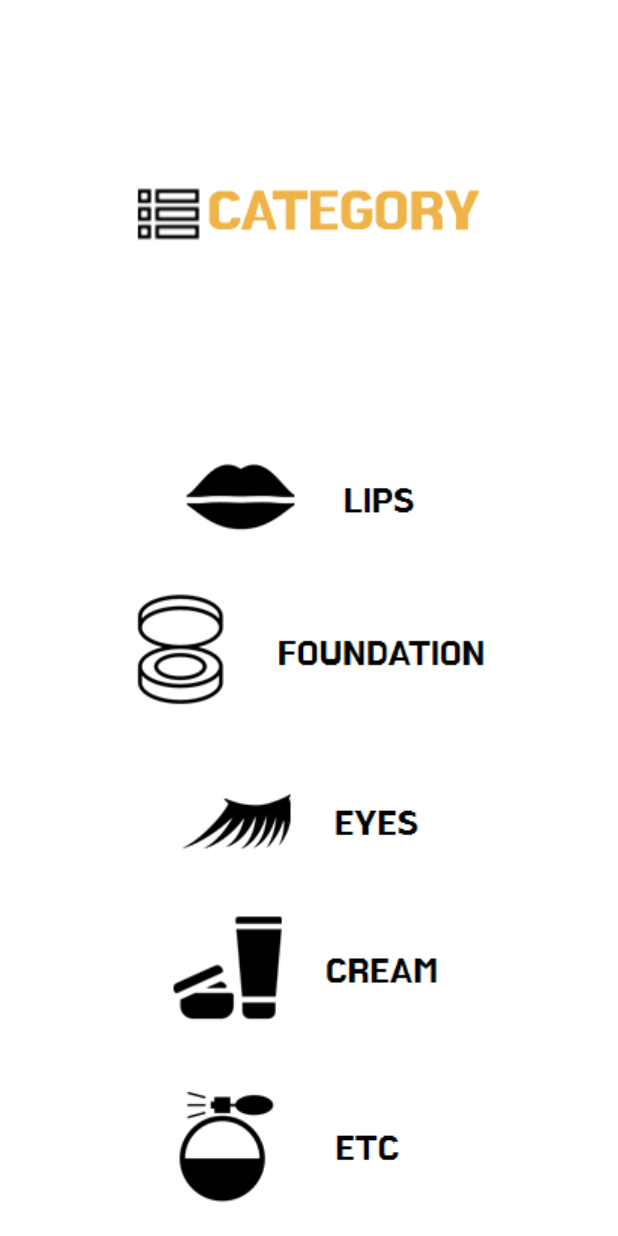
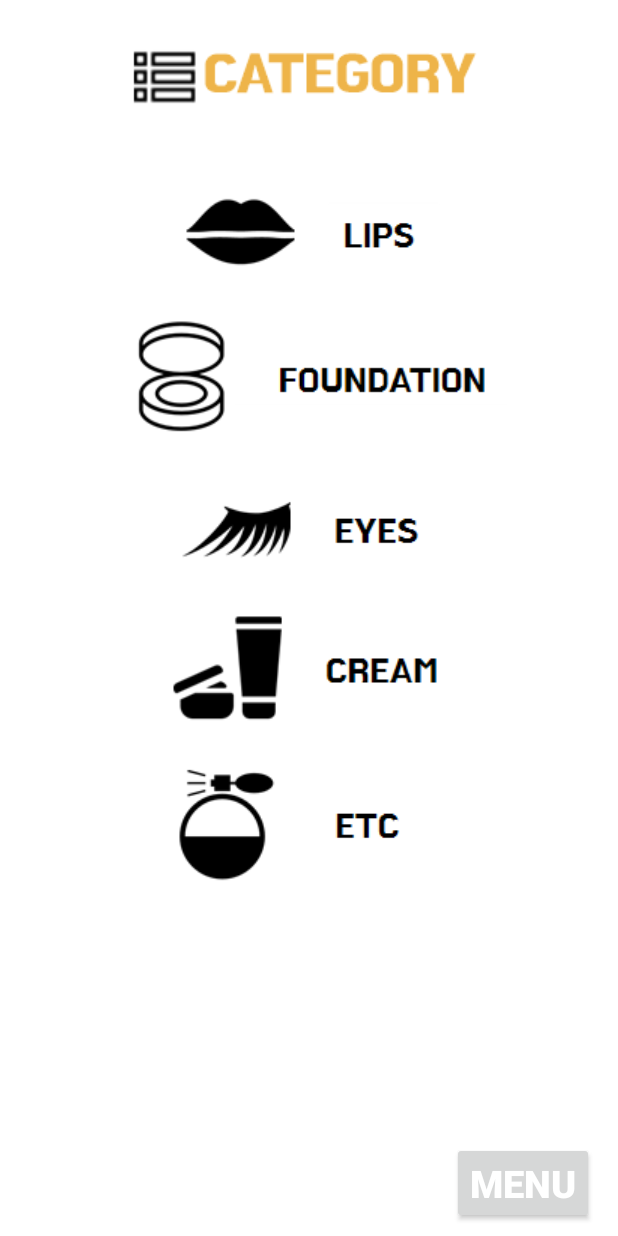
Before and after one commit to Hongkibin/Example, an Android app: the Category screen opened directly, with no data from a screen before it, on a phone screen of 412 x 824 dp. Run offline under Robolectric (Android 15) with nearby library versions, the phone set to English and light mode, and no system bars; network calls fail.

Commit message:
Commit Message

```diff
--- a/app/src/main/java/org/techtown/example/Category.java
+++ b/app/src/main/java/org/techtown/example/Category.java
@@ -4,6 +4,7 @@ import android.content.Intent;
 import android.support.v7.app.AppCompatActivity;
 import android.os.Bundle;
 import android.view.View;
+import android.widget.Button;
 import android.widget.ImageButton;
 
 public class Category extends AppCompatActivity {
@@ -62,6 +63,13 @@ public class Category extends AppCompatActivity {
                 startActivity(intent21);
             }
         });
-
+        Button button10 = (Button) findViewById(R.id.button10);
+        button10.setOnClickListener(new View.OnClickListener() {
+            @Override
+            public void onClick(View v) {
+                Intent intent28 = new Intent(getApplicationContext(), MenuActivity.class);
+                startActivityForResult(intent28, 101);
+            }
+        });
 }
   }
--- a/app/src/main/res/layout/activity_category.xml
+++ b/app/src/main/res/layout/activity_category.xml
@@ -5,12 +5,13 @@
     android:layout_width="match_parent"
     android:layout_height="match_parent"
     android:background="@color/colorWhite"
-    tools:context=".Category">
+    tools:context=".Category"
+    tools:layout_editor_absoluteY="25dp">
 
     <ImageButton
         android:id="@+id/imageButton3"
         android:layout_width="378dp"
-        android:layout_height="95dp"
+        android:layout_height="90dp"
         android:layout_marginEnd="8dp"
         android:layout_marginLeft="8dp"
         android:layout_marginRight="8dp"
@@ -25,16 +26,14 @@
     <ImageButton
         android:id="@+id/imageButton4"
         android:layout_width="378dp"
-        android:layout_height="95dp"
-        android:layout_marginBottom="8dp"
+        android:layout_height="90dp"
         android:layout_marginEnd="8dp"
         android:layout_marginLeft="8dp"
         android:layout_marginRight="8dp"
         android:layout_marginStart="8dp"
+        android:layout_marginTop="8dp"
         android:background="@color/colorWhite"
-        app:layout_constraintBottom_toTopOf="@+id/imageButton5"
         app:layout_constraintEnd_toEndOf="parent"
-        app:layout_constraintHorizontal_bias="0.47"
         app:layout_constraintStart_toStartOf="parent"
         app:layout_constraintTop_toBottomOf="@+id/imageButton3"
         app:srcCompat="@drawable/foundation" />
@@ -42,46 +41,43 @@
     <ImageButton
         android:id="@+id/imageButton5"
         android:layout_width="378dp"
-        android:layout_height="95dp"
-        android:layout_marginBottom="8dp"
-        android:layout_marginEnd="8dp"
-        android:layout_marginLeft="8dp"
-        android:layout_marginRight="8dp"
-        android:layout_marginStart="8dp"
-        android:background="@color/colorWhite"
-        app:layout_constraintBottom_toTopOf="@+id/imageButton6"
-        app:layout_constraintEnd_toEndOf="parent"
-        app:layout_constraintStart_toStartOf="parent"
-        app:srcCompat="@drawable/eye" />
-
-    <ImageButton
-        android:id="@+id/imageButton6"
-        android:layout_width="378dp"
-        android:layout_height="95dp"
-        android:layout_marginBottom="129dp"
-        android:layout_marginEnd="8dp"
-        android:layout_marginLeft="8dp"
-        android:layout_marginRight="8dp"
-        android:layout_marginStart="8dp"
-        android:background="@color/colorWhite"
-        app:layout_constraintBottom_toBottomOf="parent"
-        app:layout_constraintEnd_toEndOf="parent"
-        app:layout_constraintStart_toStartOf="parent"
-        app:layout_constraintTop_toBottomOf="@+id/imageButton"
-        app:srcCompat="@drawable/lotion" />
-
-    <ImageButton
-        android:id="@+id/imageButton7"
-        android:layout_width="378dp"
-        android:layout_height="95dp"
-        android:layout_marginBottom="8dp"
+        android:layout_height="90dp"
         android:layout_marginEnd="8dp"
         android:layout_marginLeft="8dp"
         android:layout_marginRight="8dp"
         android:layout_marginStart="8dp"
         android:layout_marginTop="8dp"
         android:background="@color/colorWhite"
-        app:layout_constraintBottom_toBottomOf="parent"
+        app:layout_constraintEnd_toEndOf="parent"
+        app:layout_constraintStart_toStartOf="parent"
+        app:layout_constraintTop_toBottomOf="@+id/imageButton4"
+        app:srcCompat="@drawable/eye" />
+
+    <ImageButton
+        android:id="@+id/imageButton6"
+        android:layout_width="378dp"
+        android:layout_height="90dp"
+        android:layout_marginEnd="8dp"
+        android:layout_marginLeft="8dp"
+        android:layout_marginRight="8dp"
+        android:layout_marginStart="8dp"
+        android:layout_marginTop="8dp"
+        android:background="@color/colorWhite"
+        app:layout_constraintEnd_toEndOf="parent"
+        app:layout_constraintStart_toStartOf="parent"
+        app:layout_constraintTop_toBottomOf="@+id/imageButton5"
+        app:srcCompat="@drawable/lotion" />
+
+    <ImageButton
+        android:id="@+id/imageButton7"
+        android:layout_width="378dp"
+        android:layout_height="90dp"
+        android:layout_marginEnd="8dp"
+        android:layout_marginLeft="8dp"
+        android:layout_marginRight="8dp"
+        android:layout_marginStart="8dp"
+        android:layout_marginTop="8dp"
+        android:background="@color/colorWhite"
         app:layout_constraintEnd_toEndOf="parent"
         app:layout_constraintStart_toStartOf="parent"
         app:layout_constraintTop_toBottomOf="@+id/imageButton6"
@@ -89,18 +85,38 @@
 
     <ImageButton
         android:id="@+id/imageButton"
-        android:layout_width="413dp"
-        android:layout_height="0dp"
-        android:layout_marginBottom="325dp"
+        android:layout_width="400dp"
+        android:layout_height="100dp"
+        android:layout_marginEnd="8dp"
+        android:layout_marginLeft="8dp"
+        android:layout_marginRight="8dp"
+        android:layout_marginStart="8dp"
+        android:background="@color/colorWhite"
+        app:layout_constraintEnd_toEndOf="parent"
+        app:layout_constraintHorizontal_bias="1.0"
+        app:layout_constraintStart_toStartOf="parent"
+        app:layout_constraintTop_toTopOf="parent"
+        app:srcCompat="@drawable/cabn" />
+
+    <Button
+        android:id="@+id/button10"
+        android:layout_width="wrap_content"
+        android:layout_height="wrap_content"
+        android:layout_marginBottom="8dp"
         android:layout_marginEnd="8dp"
         android:layout_marginLeft="8dp"
         android:layout_marginRight="8dp"
         android:layout_marginStart="8dp"
         android:layout_marginTop="8dp"
-        android:background="@color/colorWhite"
-        app:layout_constraintBottom_toTopOf="@+id/imageButton6"
+        android:text="MENU"
+        tools:background="#ffbb33"
+        android:textStyle="bold"
+        android:textColor="#FFFFFF"
+        android:textSize="25sp"
+        app:layout_constraintBottom_toBottomOf="parent"
         app:layout_constraintEnd_toEndOf="parent"
+        app:layout_constraintHorizontal_bias="0.973"
         app:layout_constraintStart_toStartOf="parent"
-        app:layout_constraintTop_toTopOf="parent"
-        app:srcCompat="@drawable/cabn" />
+        app:layout_constraintTop_toBottomOf="@+id/imageButton7"
+        app:layout_constraintVertical_bias="1.0" />
 </android.support.constraint.ConstraintLayout>
```
Also changed, not shown: app/src/main/java/org/techtown/example/Category_lips_tint.java (+6 -6 lines), app/src/main/res/layout/activity_menu.xml (+22 -22 lines).
